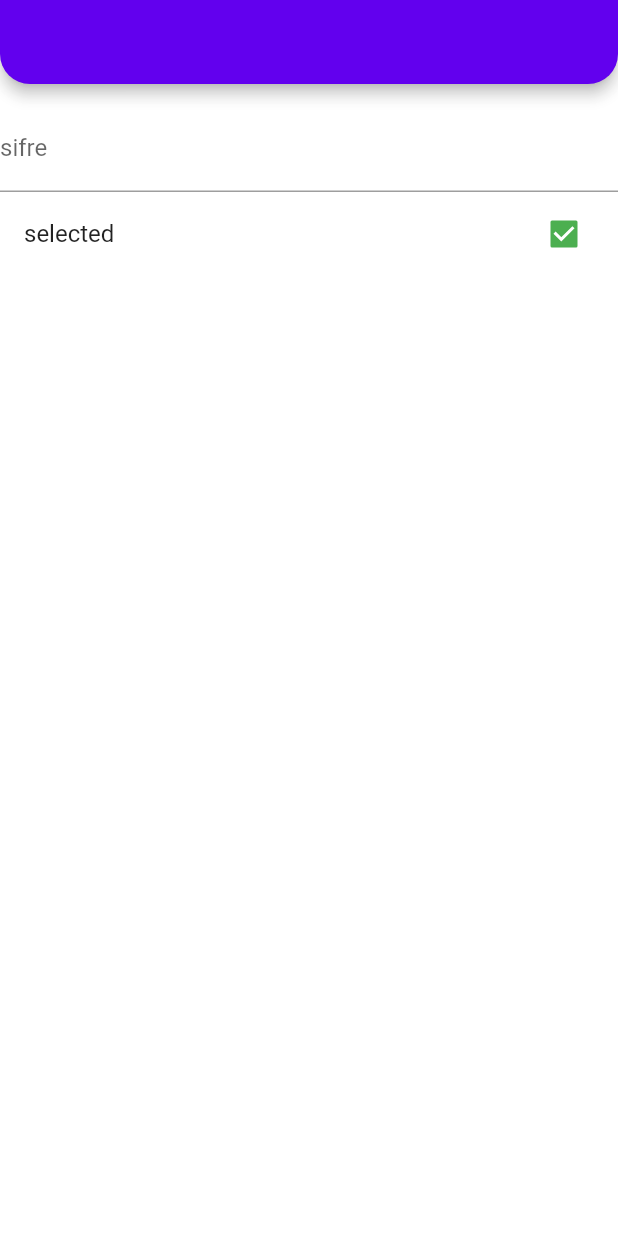
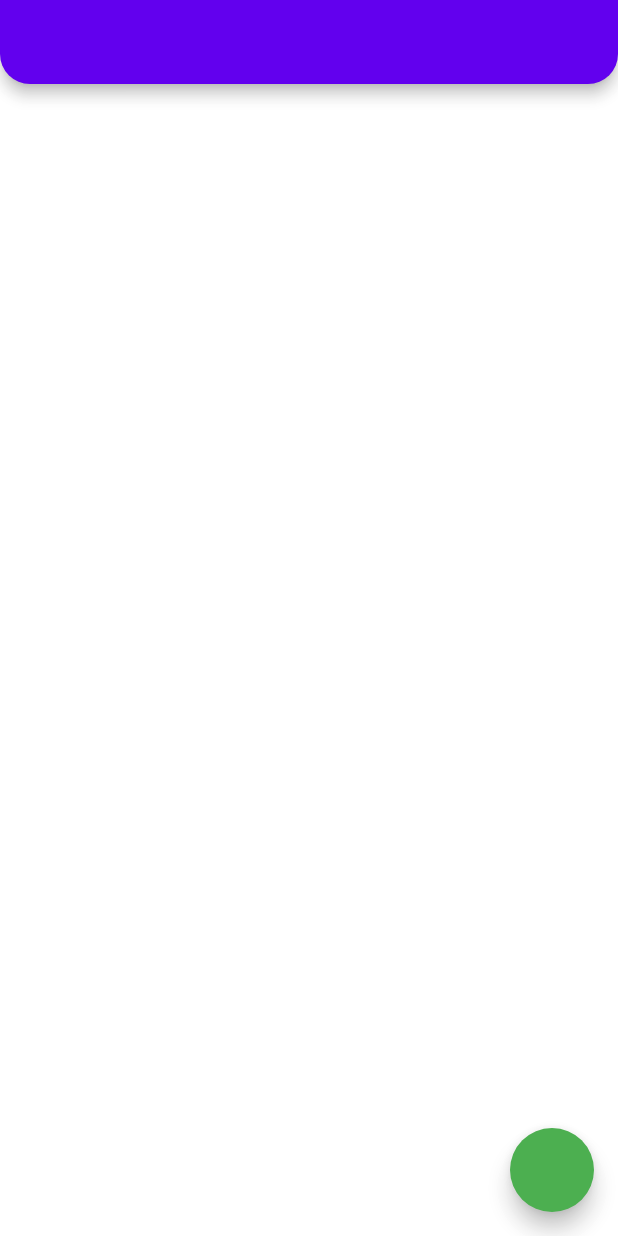
Before and after one commit to yusufulusahin/Flutter-Course, a Flutter app: the screen it shows after launch, on a phone screen of 412 x 824 dp. Run offline on Flutter 3.47's test engine with Material 2 defaults, Android fonts, the phone set to English and light mode, and no system bars; our stand-ins replace dio, flutter_spinkit.

Commit message:
Animated CrossFade yapımı

```diff
--- /dev/null
+++ b/lib/202/animated_Learn_View.dart
@@ -0,0 +1,41 @@
+import 'package:flutter/material.dart';
+
+class AnimatedLearnView extends StatefulWidget {
+  const AnimatedLearnView({super.key});
+
+  @override
+  State<AnimatedLearnView> createState() => _AnimatedLearnViewState();
+}
+
+class _AnimatedLearnViewState extends State<AnimatedLearnView> {
+  bool _isVisible = false;
+
+  void _changeLoading() {
+    setState(() {
+      _isVisible = !_isVisible;
+    });
+  }
+
+  @override
+  Widget build(BuildContext context) {
+    return Scaffold(
+      appBar: AppBar(),
+      floatingActionButton: FloatingActionButton(
+        onPressed: () {
+          _changeLoading();
+        },
+      ),
+      body: AnimatedCrossFade(
+          firstChild: const Placeholder(),
+          secondChild: const SizedBox.shrink(),
+          crossFadeState:
+              _isVisible ? CrossFadeState.showFirst : CrossFadeState.showSecond,
+          duration: _AnimatedDuration._durationLow),
+      // body: _isVisible ? Placeholder() : null,
+    );
+  }
+}
+
+class _AnimatedDuration {
+  static const _durationLow = Duration(seconds: 1);
+}
--- a/lib/main.dart
+++ b/lib/main.dart
@@ -4,6 +4,7 @@ import 'package:kurs/202/theme/LighTema.dart';
 
 import '202/Theme_learn_View.dart';
 import '202/Widget_Size_Enum_Learn_view.dart';
+import '202/animated_Learn_View.dart';
 import '202/package_learn.dart';
 import '202/services/service_learn_view.dart';
 import '202/services/service_post_learn_view.dart';
@@ -55,7 +56,7 @@ class MyApp extends StatelessWidget {
       //             color: Colors.red,
       //             fontSize: 24,
       //             fontWeight: FontWeight.bold))),
-      home: ThemeLearnView(),
+      home: AnimatedLearnView(),
     );
   }
 }
--- a/pubspec.yaml
+++ b/pubspec.yaml
@@ -67,9 +67,8 @@ flutter:
   uses-material-design: true
 
   # To add assets to your application, add an assets section, like this:
-  # assets:
-  #   - images/a_dot_burr.jpeg
-  #   - images/a_dot_ham.jpeg
+  assets:
+  - assets/picture/
 
   # An image asset can refer to one or more resolution-specific "variants", see
   # https://flutter.dev/assets-and-images/#resolution-aware
```
